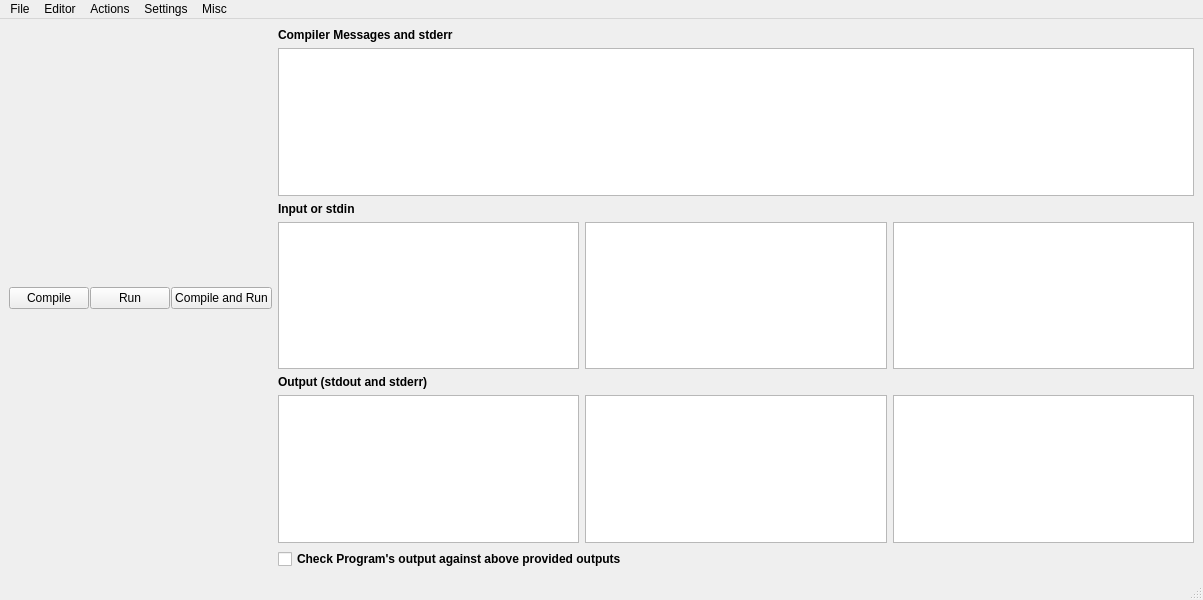
This is ui/mainwindow.ui in cpeditor/cpeditor as Qt 5 draws it before an edit. The edited form follows.
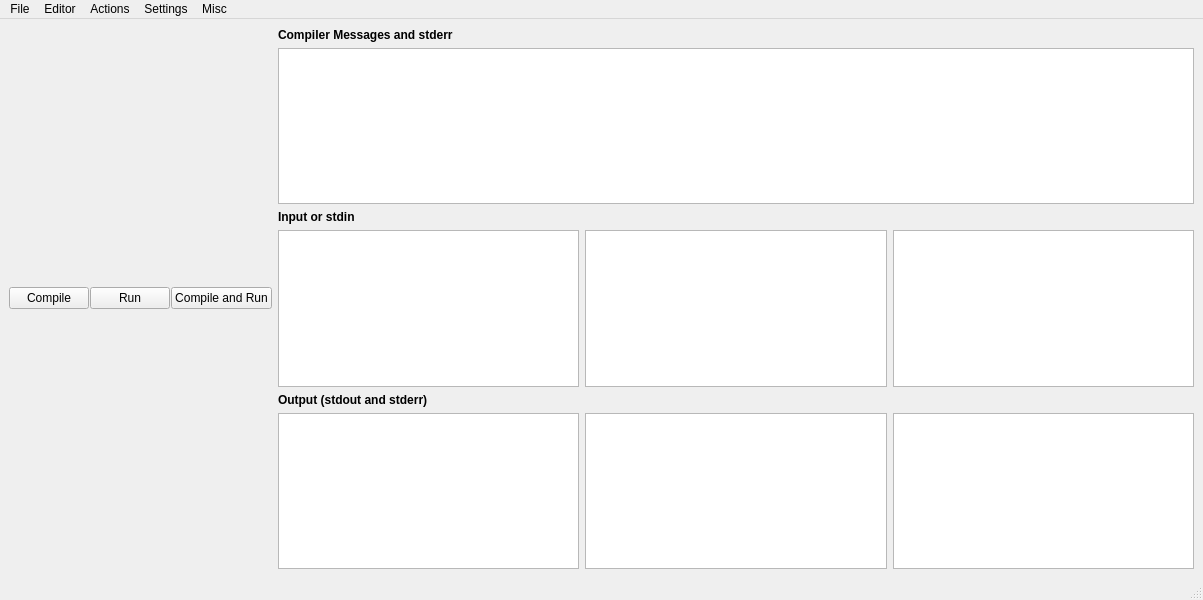
This is the edited form.

What changed in the file:
```diff
--- a/ui/mainwindow.ui
+++ b/ui/mainwindow.ui
@@ -76,7 +76,11 @@
            </widget>
           </item>
           <item>
-           <widget class="QTextBrowser" name="compiler_edit"/>
+           <widget class="QTextBrowser" name="compiler_edit">
+            <property name="contextMenuPolicy">
+             <enum>Qt::CustomContextMenu</enum>
+            </property>
+           </widget>
           </item>
           <item>
            <widget class="QLabel" name="input_text">
@@ -94,13 +98,25 @@
           <item>
            <layout class="QHBoxLayout" name="input">
             <item>
-             <widget class="QPlainTextEdit" name="in1"/>
+             <widget class="QPlainTextEdit" name="in1">
+              <property name="contextMenuPolicy">
+               <enum>Qt::CustomContextMenu</enum>
+              </property>
+             </widget>
             </item>
             <item>
-             <widget class="QPlainTextEdit" name="in2"/>
+             <widget class="QPlainTextEdit" name="in2">
+              <property name="contextMenuPolicy">
+               <enum>Qt::CustomContextMenu</enum>
+              </property>
+             </widget>
             </item>
             <item>
-             <widget class="QPlainTextEdit" name="in3"/>
+             <widget class="QPlainTextEdit" name="in3">
+              <property name="contextMenuPolicy">
+               <enum>Qt::CustomContextMenu</enum>
+              </property>
+             </widget>
             </item>
            </layout>
           </item>
@@ -142,22 +158,6 @@
             </item>
            </layout>
           </item>
-          <item>
-           <widget class="QCheckBox" name="expected">
-            <property name="enabled">
-             <bool>true</bool>
-            </property>
-            <property name="font">
-             <font>
-              <weight>75</weight>
-              <bold>true</bold>
-             </font>
-            </property>
-            <property name="text">
-             <string>Check Program's output against above provided outputs</string>
-            </property>
-           </widget>
-          </item>
          </layout>
         </item>
        </layout>
```
Left out of the diff: 9 changed lines with no effect on the pictures.
